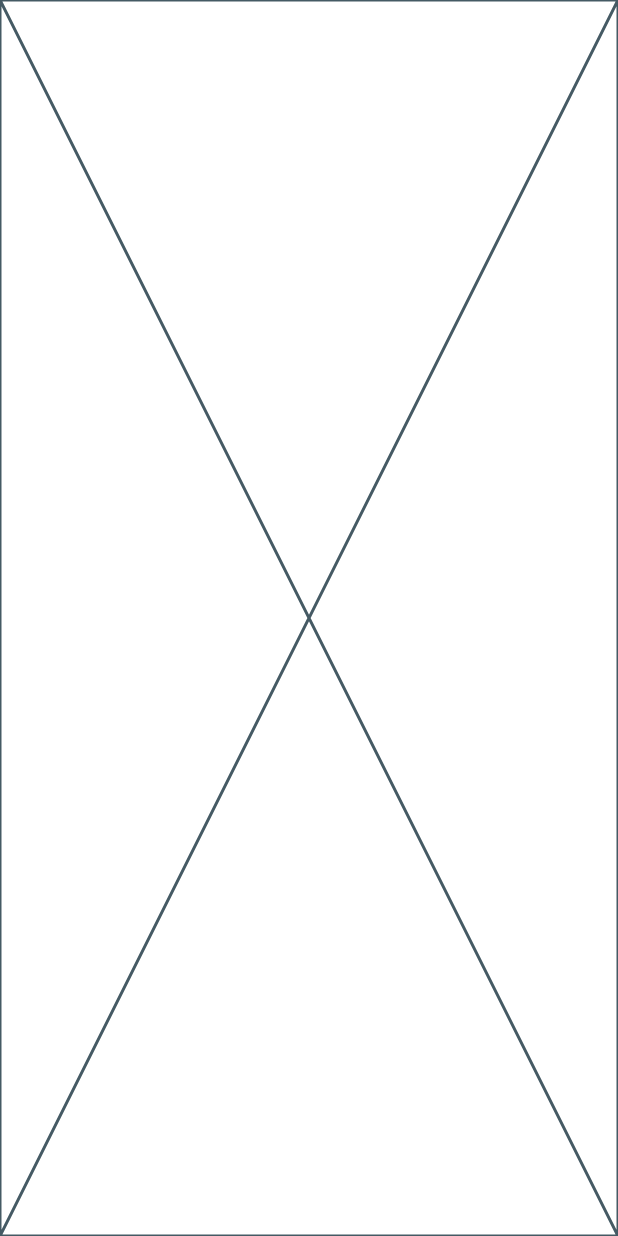
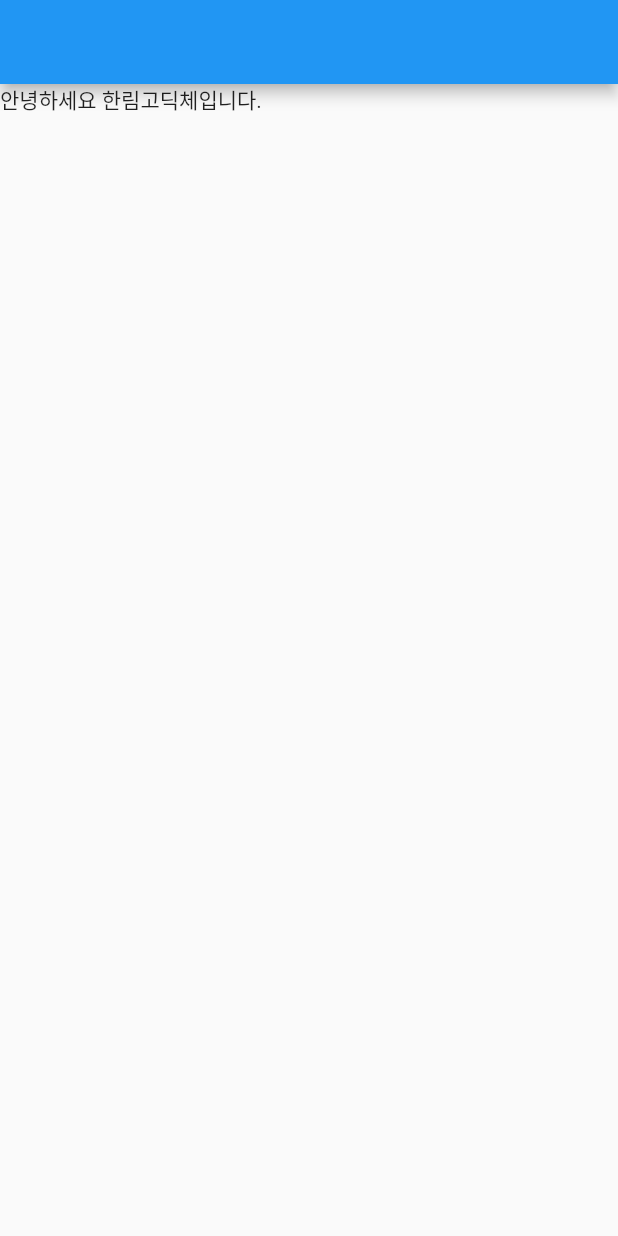
Before and after one commit to S-Sojung/group-buying-frontend, a Flutter app: the screen it shows after launch, on a phone screen of 412 x 824 dp. Run offline on Flutter 3.47's test engine with Material 2 defaults, Android fonts, the phone set to English and light mode, and no system bars; our stand-ins replace dio, flutter_riverpod, flutter_secure_storage, logger, validators; Roboto replaces fonts that are missing (HallymGothic).

Commit message:
Init: text style 및 font 설정

```diff
--- a/lib/main.dart
+++ b/lib/main.dart
@@ -10,6 +10,9 @@ class MyApp extends StatelessWidget {
   @override
   Widget build(BuildContext context) {
     return MaterialApp(
+      theme: ThemeData(
+        fontFamily: 'HallymGothic',
+      ),
       debugShowCheckedModeBanner: false,
       home: HomePage(),
     );
@@ -21,6 +24,9 @@ class HomePage extends StatelessWidget {
 
   @override
   Widget build(BuildContext context) {
-    return const Placeholder();
+    return Scaffold(
+      appBar: AppBar(),
+      body: Text("안녕하세요 한림고딕체입니다.")
+    );
   }
 }
```
Also changed, not shown: lib/core/constants/style.dart (+55 -0 lines), pubspec.yaml (+9 -0 lines), assets/fonts/HallymGothic-Bold.ttf (added), assets/fonts/HallymGothic-Medium.ttf (added), 1 other file.
